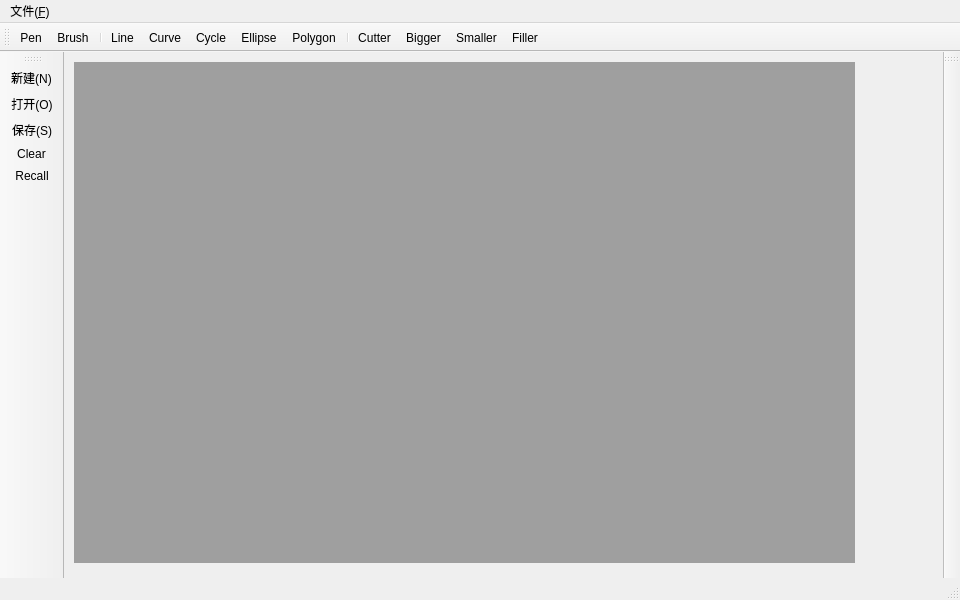
Tsunaou/GraphicsYoung, file mainwindow.ui: the form before one commit.
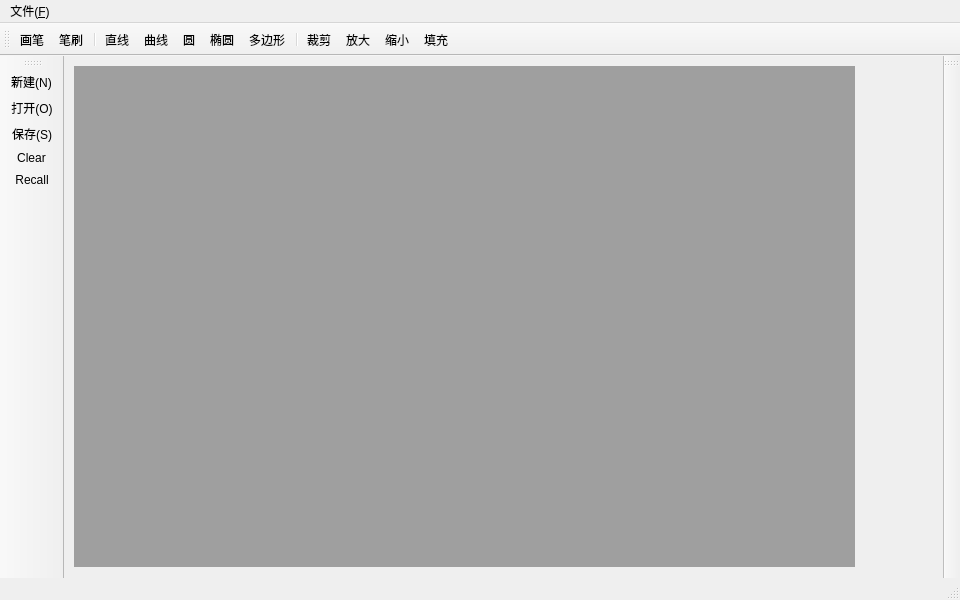
The form after the commit. Icons and pictures are not drawn.

Commit message: 增加了梁友栋裁剪的接口

Patch:
```diff
--- a/mainwindow.ui
+++ b/mainwindow.ui
@@ -51,6 +51,9 @@
    <addaction name="menu"/>
   </widget>
   <widget class="QToolBar" name="mainToolBar">
+   <property name="toolButtonStyle">
+    <enum>Qt::ToolButtonIconOnly</enum>
+   </property>
    <attribute name="toolBarArea">
     <enum>TopToolBarArea</enum>
    </attribute>
@@ -89,6 +92,12 @@
    <addaction name="actionRecall"/>
   </widget>
   <widget class="QToolBar" name="toolColorBar">
+   <property name="enabled">
+    <bool>true</bool>
+   </property>
+   <property name="acceptDrops">
+    <bool>false</bool>
+   </property>
    <property name="windowTitle">
     <string>toolBar_2</string>
    </property>
@@ -141,7 +150,7 @@
      <normaloff>:/icon/icon/line.png</normaloff>:/icon/icon/line.png</iconset>
    </property>
    <property name="text">
-    <string>Line</string>
+    <string>直线</string>
    </property>
    <property name="toolTip">
     <string>直线</string>
@@ -159,7 +168,7 @@
      <normaloff>:/icon/icon/cycle.png</normaloff>:/icon/icon/cycle.png</iconset>
    </property>
    <property name="text">
-    <string>Cycle</string>
+    <string>圆</string>
    </property>
    <property name="toolTip">
     <string>圆</string>
@@ -177,7 +186,7 @@
      <normaloff>:/icon/icon/Curve.png</normaloff>:/icon/icon/Curve.png</iconset>
    </property>
    <property name="text">
-    <string>Curve</string>
+    <string>曲线</string>
    </property>
    <property name="toolTip">
     <string>曲线</string>
@@ -195,7 +204,7 @@
      <normaloff>:/icon/icon/ellipse.png</normaloff>:/icon/icon/ellipse.png</iconset>
    </property>
    <property name="text">
-    <string>Ellipse</string>
+    <string>椭圆</string>
    </property>
    <property name="toolTip">
     <string>椭圆</string>
@@ -255,7 +264,7 @@
      <normaloff>:/icon/icon/pen.png</normaloff>:/icon/icon/pen.png</iconset>
    </property>
    <property name="text">
-    <string>Pen</string>
+    <string>画笔</string>
    </property>
    <property name="toolTip">
     <string>画笔</string>
@@ -273,7 +282,7 @@
      <normaloff>:/icon/icon/brush.png</normaloff>:/icon/icon/brush.png</iconset>
    </property>
    <property name="text">
-    <string>Brush</string>
+    <string>笔刷</string>
    </property>
    <property name="toolTip">
     <string>刷子</string>
@@ -288,7 +297,7 @@
      <normaloff>:/icon/icon/bigger.png</normaloff>:/icon/icon/bigger.png</iconset>
    </property>
    <property name="text">
-    <string>Bigger</string>
+    <string>放大</string>
    </property>
    <property name="toolTip">
     <string>放大</string>
@@ -303,7 +312,7 @@
      <normaloff>:/icon/icon/smaller.png</normaloff>:/icon/icon/smaller.png</iconset>
    </property>
    <property name="text">
-    <string>Smaller</string>
+    <string>缩小</string>
    </property>
    <property name="toolTip">
     <string>缩小</string>
@@ -321,7 +330,7 @@
      <normaloff>:/icon/icon/polygon.png</normaloff>:/icon/icon/polygon.png</iconset>
    </property>
    <property name="text">
-    <string>Polygon</string>
+    <string>多边形</string>
    </property>
    <property name="toolTip">
     <string>多边形</string>
@@ -336,7 +345,7 @@
      <normaloff>:/icon/icon/fill.png</normaloff>:/icon/icon/fill.png</iconset>
    </property>
    <property name="text">
-    <string>Filler</string>
+    <string>填充</string>
    </property>
    <property name="toolTip">
     <string>填充</string>
@@ -351,7 +360,7 @@
      <normaloff>:/icon/icon/cutter.png</normaloff>:/icon/icon/cutter.png</iconset>
    </property>
    <property name="text">
-    <string>Cutter</string>
+    <string>裁剪</string>
    </property>
    <property name="toolTip">
     <string>裁剪</string>
```
Left out of the diff: 3 changed lines with no effect on the pictures. The commit also changes 7 other files.
